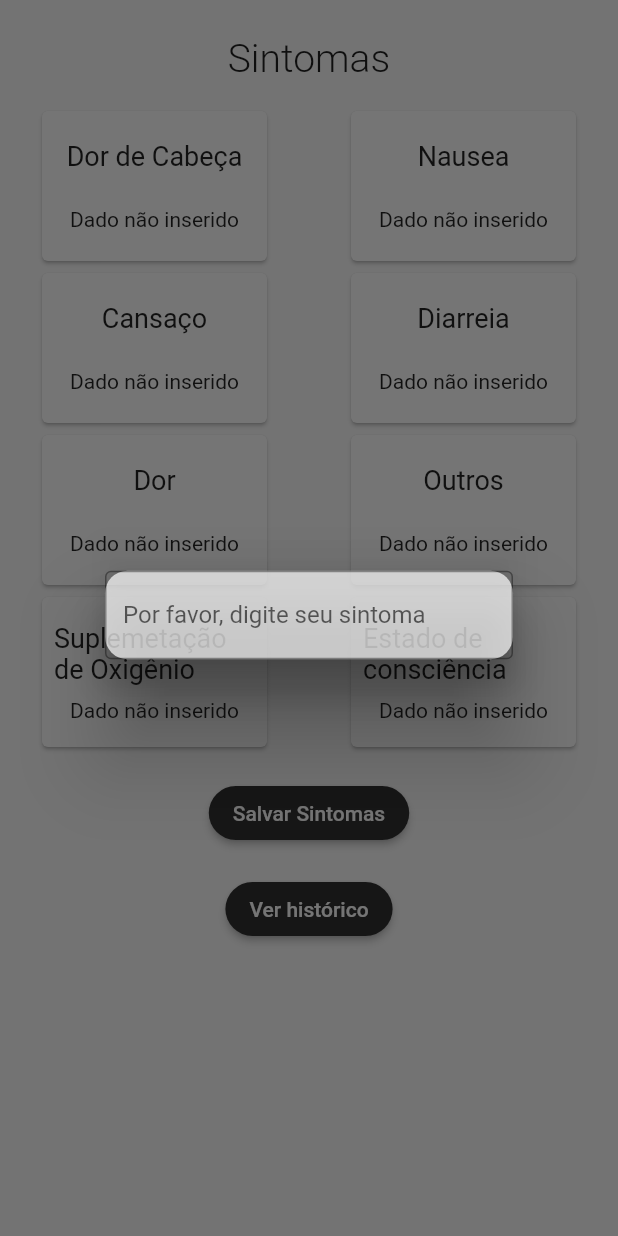
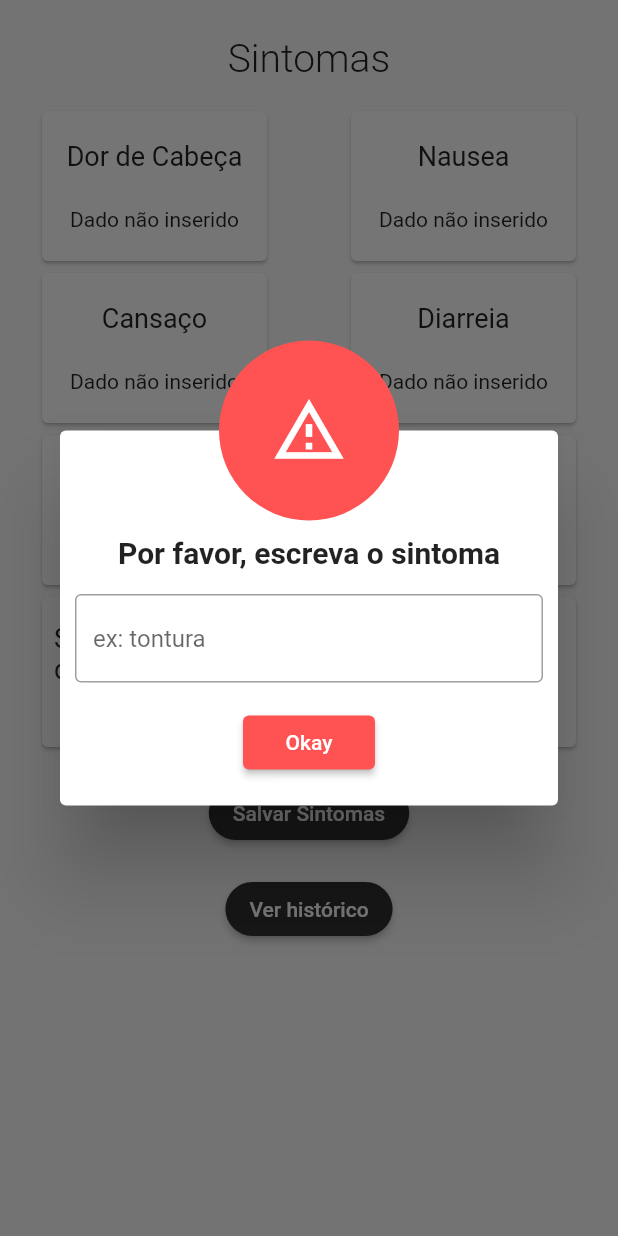
Before and after one commit to themaripool/ProjetoFinal-MarielaAndrade, a Flutter app: the PatientSymptoms screen opened directly, after a tap on "Outros", on a phone screen of 412 x 824 dp. Run offline on Flutter 3.47's test engine with Material 2 defaults, Android fonts, the phone set to English and light mode, and no system bars; our stand-ins replace firebase_core, firebase_database, flutter_form_builder, flutter_local_notifications, shared_preferences, syncfusion_flutter_charts and 1 more; missing offline and left inert: mqtt_client; accounts and stored records are empty.

Commit message:
[FIX] Alerta de outros sintomas

```diff
--- a/lib/Data/Provider/SymptomsProvider.dart
+++ b/lib/Data/Provider/SymptomsProvider.dart
@@ -76,6 +76,7 @@ class Symptoms extends ChangeNotifier {
   }
 
    void setOtherVal(String val){
+    print("aaaaaaa $val");
     this.otherVal = val;
     notifyListeners();
   }
--- a/lib/Screens/InpatientUseCase/Components/InpatientRatingAlert.dart
+++ b/lib/Screens/InpatientUseCase/Components/InpatientRatingAlert.dart
@@ -77,6 +77,59 @@ class OtherCase extends StatelessWidget {
   }
 }
 
+class OtherAlert extends StatelessWidget {
+  var viewModel = InpatientViewModel();
+  var controller = TextEditingController();
+  @override
+  Widget build(BuildContext context) {
+    return Dialog(
+      shape: RoundedRectangleBorder(
+        borderRadius: BorderRadius.circular(4.0)
+      ),
+      child: Stack(
+        overflow: Overflow.visible,
+        alignment: Alignment.topCenter,
+        children: [
+          Container(
+            height: 250,
+            child: Padding(
+              padding: const EdgeInsets.fromLTRB(10, 70, 10, 10),
+              child: Column(
+                children: [
+                  Text("Por favor, escreva o sintoma", style: TextStyle(fontWeight: FontWeight.bold, fontSize: 20),),
+                  SizedBox(height: 16,),
+                  TextField(
+                    controller: controller,
+                    textInputAction: TextInputAction.go,
+                    decoration: const InputDecoration(
+                        border: OutlineInputBorder(), hintText: 'ex: tontura'),
+                  ),
+                  SizedBox(height: 16,),
+                  RaisedButton(onPressed: () {
+                    viewModel.setOther(context, controller.text);
+                    Navigator.of(context).pop();
+                  },
+                    color: Colors.redAccent,
+                    child: Text('Okay', style: TextStyle(color: Colors.white),),
+                  )
+                ],
+              ),
+            ),
+          ),
+          Positioned(
+            top: -60,
+            child: CircleAvatar(
+              backgroundColor: Colors.redAccent,
+              radius: 60,
+              child: Icon(Icons.report_problem_outlined, color: Colors.white, size: 50,),
+            )
+          ),
+        ],
+      )
+    );
+  }
+}
+
 // ignore: must_be_immutable
 class ConscienceAlert extends StatelessWidget {
   var text;
@@ -130,7 +183,7 @@ class ConscienceAlert extends StatelessWidget {
             child: CircleAvatar(
               backgroundColor: Colors.redAccent,
               radius: 60,
-              child: Icon(Icons.assistant_photo, color: Colors.white, size: 50,),
+              child: Icon(Icons.report_problem_outlined, color: Colors.white, size: 50,),
             )
           ),
         ],
@@ -210,7 +263,7 @@ class OXAlert extends StatelessWidget {
             child: CircleAvatar(
               backgroundColor: Colors.redAccent,
               radius: 60,
-              child: Icon(Icons.assistant_photo, color: Colors.white, size: 50,),
+              child: Icon(Icons.report_problem_outlined, color: Colors.white, size: 50,),
             )
           ),
         ],
--- a/lib/Screens/InpatientUseCase/InpatientViewModel.dart
+++ b/lib/Screens/InpatientUseCase/InpatientViewModel.dart
@@ -27,6 +27,13 @@ class InpatientViewModel {
       val = "Dado não inserido";
     }
     Provider.of<Symptoms>(context, listen: false).setSupOxVal(val);
+  }
+
+  void setOther(BuildContext context, String val){
+    if (val == ""){
+      val = "Dado não inserido";
+    }
+    Provider.of<Symptoms>(context, listen: false).setOtherVal(val);
   }
 
   void showToast(BuildContext context) {
--- a/lib/Screens/InpatientUseCase/Pages/InpatientSymptoms.dart
+++ b/lib/Screens/InpatientUseCase/Pages/InpatientSymptoms.dart
@@ -396,7 +396,7 @@ class PageBody extends StatelessWidget {
                   showDialog(
                     context: context,
                     builder: (BuildContext context) {
-                      return InpatientRatingAlert("others");
+                      return OtherAlert();
                     },
                   );
                 },
```
